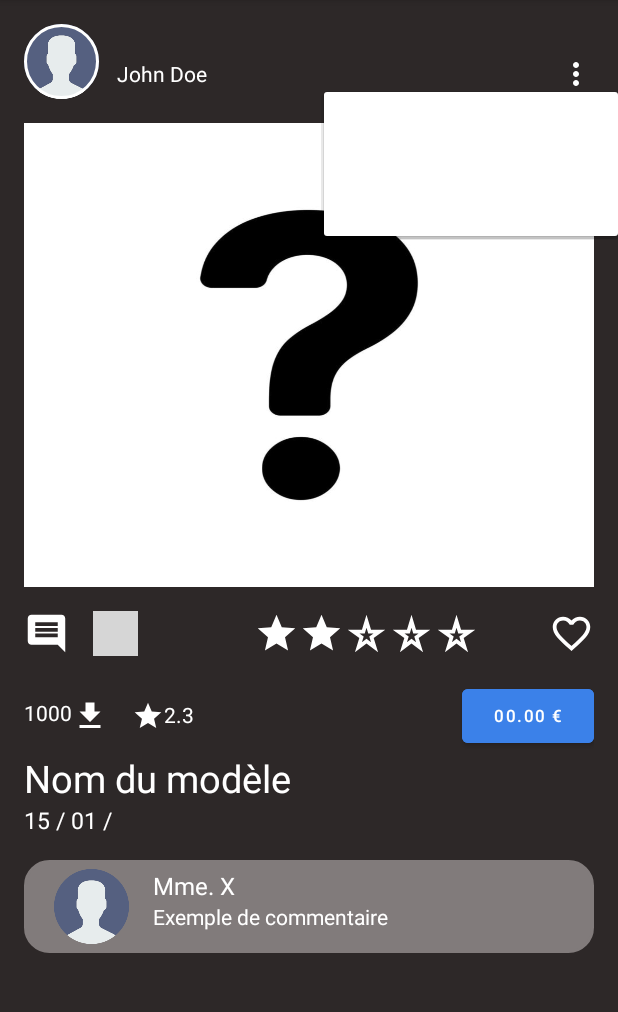
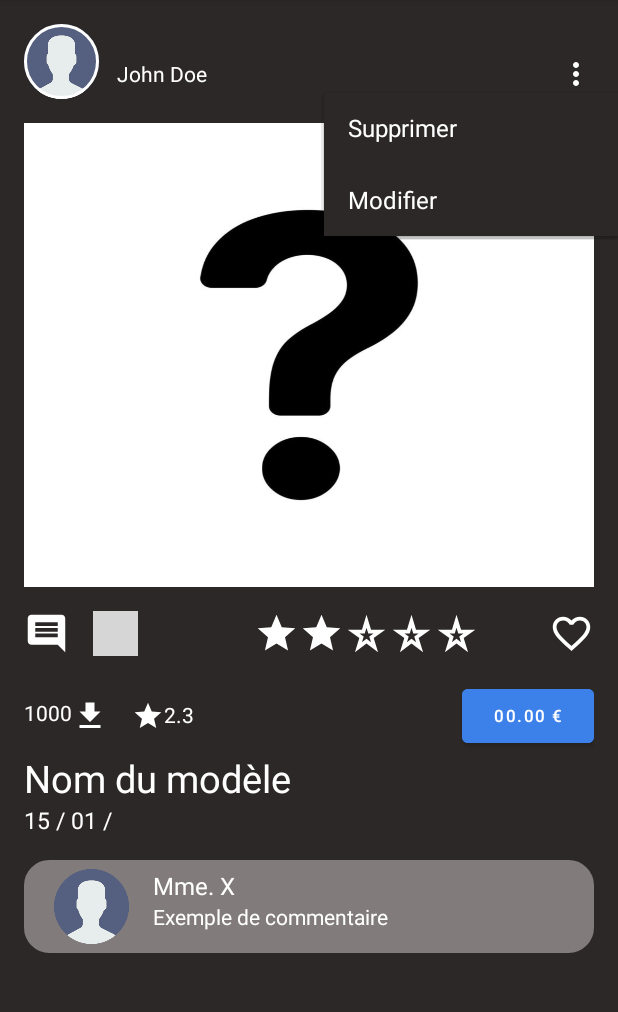
Before and after one commit to LucasVanV/3DDY, an Android app: the fragment FragmentPostDetail shown on its own in the app's theme, after a tap on an icon or button, on a phone screen of 412 x 824 dp, the part 84-1096 px from its top. Run offline under Robolectric (Android 15) with nearby library versions, the phone set to English and light mode, and no system bars; network calls fail; pictures from the network do not load; grey boxes are pictures that could not be loaded.

Commit message:
Fin de suppression et modif d'un post sur la page de profil avec le popupmenu

```diff
--- a/app/src/main/java/fr/uphf/a3ddy/controller/fragment/monCompte/FragmentProfil.java
+++ b/app/src/main/java/fr/uphf/a3ddy/controller/fragment/monCompte/FragmentProfil.java
@@ -16,6 +16,7 @@ import android.widget.TextView;
 import android.widget.Toast;
 
 import androidx.annotation.NonNull;
+import androidx.appcompat.view.ContextThemeWrapper;
 import androidx.fragment.app.Fragment;
 import androidx.recyclerview.widget.LinearLayoutManager;
 import androidx.recyclerview.widget.RecyclerView;
@@ -79,7 +80,8 @@ public class FragmentProfil extends Fragment {
 
     public void onSeeMoreClick(View view, int position) {
         // Handle the PopupMenu logic here
-        PopupMenu popupMenu = new PopupMenu(view.getContext(), view);
+        Context wrapper = new ContextThemeWrapper(context, R.style.Base_Theme__3DDY);
+        PopupMenu popupMenu = new PopupMenu(wrapper, view);
         MenuInflater inflater = popupMenu.getMenuInflater();
         inflater.inflate(R.menu.menu_see_more_post, popupMenu.getMenu());
 
--- /dev/null
+++ b/app/src/main/res/drawable/icone_edit.xml
@@ -0,0 +1,6 @@
+<vector android:height="24dp" android:tint="#FFFFFF"
+    android:viewportHeight="24" android:viewportWidth="24"
+    android:width="24dp" xmlns:android="http://schemas.android.com/apk/res/android">
+    <path android:fillColor="@android:color/white" android:pathData="M3,21l3.75,0L17.81,9.94l-3.75,-3.75L3,17.25L3,21zM5,18.08l9.06,-9.06l0.92,0.92L5.92,19L5,19L5,18.08z"/>
+    <path android:fillColor="@android:color/white" android:pathData="M18.37,3.29c-0.39,-0.39 -1.02,-0.39 -1.41,0l-1.83,1.83l3.75,3.75l1.83,-1.83c0.39,-0.39 0.39,-1.02 0,-1.41L18.37,3.29z"/>
+</vector>
--- a/app/src/main/res/menu/menu_see_more_post.xml
+++ b/app/src/main/res/menu/menu_see_more_post.xml
@@ -1,7 +1,13 @@
 <?xml version="1.0" encoding="utf-8"?>
 <menu xmlns:android="http://schemas.android.com/apk/res/android">
-    <item android:id="@+id/supprimer"
-        android:title="Supprimer"/>
-    <item android:id="@+id/modifier"
+    <item
+        android:id="@+id/supprimer"
+        android:icon="@drawable/icone_delete"
+        android:iconTint="#CF4242"
+        android:title="Supprimer" />
+    <item
+        android:id="@+id/modifier"
+        android:icon="@drawable/icone_edit"
+        android:iconTint="#FFFFFF"
         android:title="Modifier" />
 </menu>
--- a/app/src/main/res/values/themes.xml
+++ b/app/src/main/res/values/themes.xml
@@ -15,6 +15,11 @@
         <item name="android:statusBarColor">?attr/colorPrimaryVariant</item>
         <!-- Customize your theme here. -->
 
+
+        <!-- Style for the popupmenu-->
+        <item name="android:popupBackground">@color/white</item>
+        <item name="android:itemBackground">@color/darkBackground</item>
+
         <item name="textAppearanceHeadline1">@style/TextAppearance.MaterialComponents.Headline1</item>
         <item name="textAppearanceHeadline2">@style/TextAppearance.MaterialComponents.Headline2</item>
         <item name="textAppearanceHeadline3">@style/TextAppearance.MaterialComponents.Headline3</item>
@@ -28,6 +33,8 @@
         <item name="textAppearanceCaption">@style/TextAppearance.MaterialComponents.Caption</item>
         <item name="textAppearanceButton">@style/TextAppearance.MaterialComponents.Button</item>
         <item name="textAppearanceOverline">@style/TextAppearance.MaterialComponents.Overline</item>
+
+        <item name="popupMenuStyle">@style/Widget.MaterialComponents.PopupMenu</item>
     </style>
 
     <style name="Theme.TodoListandroid" parent="Base.Theme._3DDY" />
@@ -35,4 +42,10 @@
         <item name="fullscreenBackgroundColor">@color/light_blue_600</item>
         <item name="fullscreenTextColor">@color/light_blue_A200</item>
     </style>
+
+    <style name="Base.Theme.PopupMenuStyle" parent="Widget.AppCompat.PopupMenu">
+        <item name="android:popupBackground">@color/white</item>
+        <item name="android:itemBackground">@color/darkBackground</item>
+        <item name="android:textColor">@color/darkBackground</item>
+    </style>
 </resources>
```
Also changed, not shown: app/src/main/java/fr/uphf/a3ddy/controller/fragment/posts/FragmentPostDetail.java (+11 -2 lines), app/src/main/java/fr/uphf/a3ddy/service/posts/PostAdapterProfilUser.java (+19 -1 lines), app/src/main/res/values/styles.xml (line endings or trailing spaces).
